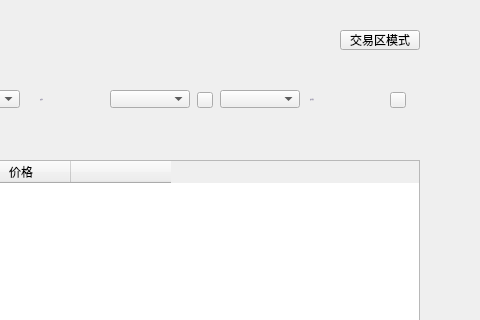
Above: LNKWallet/exchange/OnchainOrderPage.ui from HcashOrg/hx-indicator before the change; both pictures show x 290 to 770 and y 0 to 320 of the 770 by 510 pixel window. Below: the same form after it.
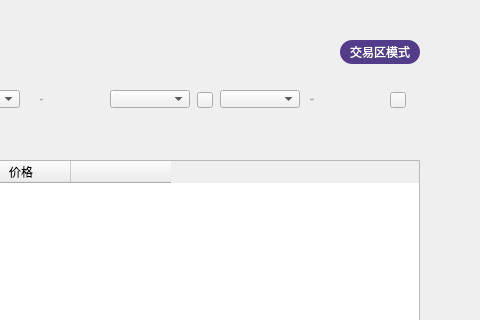
That is the form after the change.

```diff
--- a/LNKWallet/exchange/OnchainOrderPage.ui
+++ b/LNKWallet/exchange/OnchainOrderPage.ui
@@ -294,11 +294,20 @@
    <property name="geometry">
     <rect>
      <x>630</x>
-     <y>30</y>
+     <y>40</y>
      <width>80</width>
-     <height>20</height>
+     <height>24</height>
     </rect>
    </property>
+   <property name="cursor">
+    <cursorShape>PointingHandCursor</cursorShape>
+   </property>
+   <property name="styleSheet">
+    <string notr="true">background-color: rgb(83, 61, 138);
+color: rgb(255, 255, 255);
+border-radius:12px;
+font: 12px &quot;微软雅黑&quot;;</string>
+   </property>
    <property name="text">
     <string>交易区模式</string>
    </property>
```
